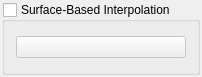
First picture: the form in Modules/SegmentationUI/Qmitk/QmitkSurfaceBasedInterpolatorControls.ui, repository MITK/MITK, before the edit.
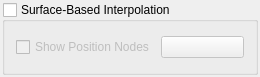
Second picture: the form after the edit. Icons and pictures are not drawn.

Commit message: more clean up: not yet working

What changed in the file:
```diff
--- a/Modules/SegmentationUI/Qmitk/QmitkSurfaceBasedInterpolatorControls.ui
+++ b/Modules/SegmentationUI/Qmitk/QmitkSurfaceBasedInterpolatorControls.ui
@@ -6,7 +6,7 @@
    <rect>
     <x>0</x>
     <y>0</y>
-    <width>179</width>
+    <width>260</width>
     <height>77</height>
    </rect>
   </property>
@@ -47,6 +47,13 @@
       <bool>false</bool>
      </property>
      <layout class="QHBoxLayout" name="horizontalLayout">
+      <item>
+       <widget class="QCheckBox" name="m_ChkShowPositionNodes">
+        <property name="text">
+         <string>Show Position Nodes</string>
+        </property>
+       </widget>
+      </item>
       <item>
        <widget class="QPushButton" name="m_btAccept">
         <property name="text">
```
Left out of the diff: 3 changed lines with no effect on the pictures. The commit also changes 2 other files.
